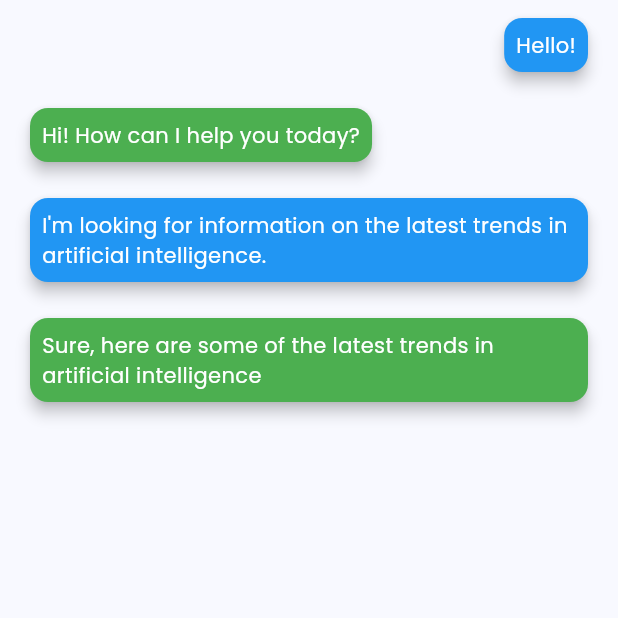
After one commit to hngx-org/personal-finance-advisor, a Flutter app: the ChatHistory screen opened directly, on a phone screen of 412 x 824 dp, the top half of it. The commit adds this screen. Run offline on Flutter 3.47's test engine with Material 2 defaults, Android fonts, the phone set to English and light mode, and no system bars; our stand-ins replace animated_splash_screen, cached_network_image, flutter_riverpod, flutter_svg, fluttertoast; missing offline and left inert: hng_authentication, hngx_openai, in_app_payment.

Commit message:
chat history resolution

```diff
--- a/lib/main.dart
+++ b/lib/main.dart
@@ -3,9 +3,8 @@ import 'package:flutter_riverpod/flutter_riverpod.dart';
 import 'package:personal_finance_advisor/src/features/Splash/splash_screen.dart';
 import 'package:personal_finance_advisor/src/features/payments/screens/payment_options.dart';
 
-
 void main() {
-  runApp(const ProviderScope(child:  MyApp()));
+  runApp(const ProviderScope(child: MyApp()));
 }
 
 class MyApp extends StatelessWidget {
--- a/lib/src/core/constants/strings.dart
+++ b/lib/src/core/constants/strings.dart
@@ -3,5 +3,4 @@ class AppStrings {
 
   // Sample example
   static const String appName = "Personal Finance Advisor";
-
 }
--- a/lib/src/core/helper_fxn.dart
+++ b/lib/src/core/helper_fxn.dart
@@ -1,4 +1,3 @@
-
 import 'package:flutter/material.dart';
 import 'package:fluttertoast/fluttertoast.dart';
 import 'package:personal_finance_advisor/src/core/utils/theme/colors.dart';
--- a/lib/src/core/utils/image_constant.dart
+++ b/lib/src/core/utils/image_constant.dart
@@ -1,6 +1,3 @@
 class ImageConstant {
   // Image folder path
-
-
-
 }
--- a/lib/src/features/auth/screens/sign_up_screen.dart
+++ b/lib/src/features/auth/screens/sign_up_screen.dart
@@ -57,7 +57,10 @@ class _SignUpScreenState extends ConsumerState<SignUpScreen> {
         debugPrint('User cookie : ${userData?.credits}');
         //!Remove this code once the sign up starts returning otp
         final login = await authRepository.signIn(email, password);
-        SignUpScreen.cookies = (userData?.cookie ?? "") == '' || (userData?.cookie ?? "") == null ? (login?.cookie ?? "") : (userData?.cookie ?? "");
+        SignUpScreen.cookies =
+            (userData?.cookie ?? "") == '' || (userData?.cookie ?? "") == null
+                ? (login?.cookie ?? "")
+                : (userData?.cookie ?? "");
 
         toastMessage('Welcome ${userData?.name ?? ""}');
         if (!mounted) return;
--- a/lib/src/features/chat/data/chat_impl.dart
+++ b/lib/src/features/chat/data/chat_impl.dart
@@ -0,0 +1,2 @@
+// history = ["user: Hello!","AI: Hi! How can I help you today?","user: I'm looking for information on the latest trends in artificial intelligence.","AI: Sure, here are some of the latest trends in artificial intelligence"];
+// final response = await openAI.getChatCompletions(history userInput, cookie);
--- a/lib/src/features/chat/notifiers/chat_notifiers.dart
+++ b/lib/src/features/chat/notifiers/chat_notifiers.dart
@@ -18,7 +18,8 @@ class ChatNotifier extends StateNotifier<ChatState> {
 
   Future<void> sendChat(String userInput, context) async {
     log('cookies used $cookie');
-    state = state.copyWith(chatState: LoadState.loading, errorMessage: 'loading');
+    state =
+        state.copyWith(chatState: LoadState.loading, errorMessage: 'loading');
 
     try {
       final response = await openAI.getChat(userInput, cookie);
--- /dev/null
+++ b/lib/src/features/chat/page/chat_history.dart
@@ -0,0 +1,56 @@
+import 'package:flutter/cupertino.dart';
+import 'package:flutter/material.dart';
+
+class ChatHistory extends StatelessWidget {
+  final List<String> chatList = [
+    "user: Hello!",
+    "AI: Hi! How can I help you today?",
+    "user: I'm looking for information on the latest trends in artificial intelligence.",
+    "AI: Sure, here are some of the latest trends in artificial intelligence"
+  ];
+
+  @override
+  Widget build(BuildContext context) {
+    return Scaffold(
+      body: ListView.builder(
+        itemCount: chatList.length,
+        itemBuilder: (BuildContext context, int index) {
+          final message = chatList[index];
+          final isUserMessage = message.startsWith("user:");
+          return ChatCard(
+            message: message.replaceAll(isUserMessage ? "user: " : "AI: ", ""),
+            isUserMessage: isUserMessage,
+          );
+        },
+      ),
+    );
+  }
+}
+
+class ChatCard extends StatelessWidget {
+  final String message;
+  final bool isUserMessage;
+
+  ChatCard({required this.message, required this.isUserMessage});
+
+  @override
+  Widget build(BuildContext context) {
+    return Padding(
+      padding: EdgeInsets.symmetric(vertical: 8, horizontal: 16),
+      child: Align(
+        alignment: isUserMessage ? Alignment.topRight : Alignment.topLeft,
+        child: Card(
+          elevation: 4,
+          color: isUserMessage ? Colors.blue : Colors.green,
+          child: Padding(
+            padding: const EdgeInsets.all(8.0),
+            child: Text(
+              message,
+              style: TextStyle(color: Colors.white),
+            ),
+          ),
+        ),
+      ),
+    );
+  }
+}
--- a/lib/src/features/chat/page/chat_intro_screen.dart
+++ b/lib/src/features/chat/page/chat_intro_screen.dart
@@ -1,5 +1,6 @@
 import 'package:flutter/cupertino.dart';
 import 'package:flutter/material.dart';
+import 'package:personal_finance_advisor/src/features/chat/page/chat_history.dart';
 import 'package:personal_finance_advisor/src/features/chat/page/chat_screens.dart';
 import 'package:personal_finance_advisor/src/general_widgets/custom_elevated_button.dart';
 import 'package:personal_finance_advisor/src/general_widgets/custom_image_view.dart';
@@ -46,6 +47,7 @@ class ChatIntroScreen extends StatelessWidget {
               onTap: () => Navigator.pushAndRemoveUntil(
                 context,
                 CupertinoPageRoute(
+                  // builder: (context) =>  ChatHistory(),
                   builder: (context) => const ChatScreen(),
                 ),
                 (route) => false,
--- a/lib/src/features/chat/page/chat_screens.dart
+++ b/lib/src/features/chat/page/chat_screens.dart
@@ -93,10 +93,7 @@ class _ChatScreenState extends ConsumerState<ChatScreen> {
           children: _chatCont.text.isNotEmpty || state.errorMessage != ''
               ? [
                   const Spacing.mediumHeight(),
-                  state.chatState == LoadState.loading
-                      ? Text('Loading...')
-                      : SizedBox(),
-                  DummyQuestionCont(
+                               DummyQuestionCont(
                     text: question,
                   ),
                   state.errorMessage == 'loading'
@@ -105,9 +102,8 @@ class _ChatScreenState extends ConsumerState<ChatScreen> {
                             color: AppColors.primaryMainColor,
                           ),
                         )
-                      :  DummyQuestionCont(
-                                  text: state.errorMessage, isResp: true),
-
+                      : DummyQuestionCont(
+                          text: state.errorMessage, isResp: true),
                   const Spacing.largeHeight(),
                   Text(
                     'History',
--- a/lib/src/general_widgets/app_text_field.dart
+++ b/lib/src/general_widgets/app_text_field.dart
@@ -148,7 +148,6 @@ class _AppTextFieldState extends State<AppTextField> {
               hintStyle: AppTextStyles.textXsRegular.copyWith(
                   fontWeight: FontWeight.w400,
                   fontSize: 14,
-
                   color: AppColors.gray600),
               errorStyle: TextStyle(color: AppColors.gray900),
 
--- a/lib/src/general_widgets/custom_elevated_button.dart
+++ b/lib/src/general_widgets/custom_elevated_button.dart
@@ -64,7 +64,7 @@ class CustomElevatedButton extends BaseButton {
                 text,
                 style: buttonTextStyle ??
                     theme.textTheme.labelLarge!.copyWith(
-                        color:  AppColors.baseWhite,
+                        color: AppColors.baseWhite,
                         fontSize: 19,
                         fontWeight: FontWeight.w700),
               ),
--- a/lib/src/general_widgets/custom_homepage_button.dart
+++ b/lib/src/general_widgets/custom_homepage_button.dart
@@ -7,7 +7,8 @@ class HompageButtons extends StatelessWidget {
   final Color buttonColor;
   final Color buttonTitleColor;
 
-  const HompageButtons({super.key,
+  const HompageButtons({
+    super.key,
     this.borderColor = const Color(0x000000ff),
     this.buttonTitle = '',
     this.buttonColor = const Color(0x000000ff),
--- a/lib/src/general_widgets/custom_icon_container.dart
+++ b/lib/src/general_widgets/custom_icon_container.dart
@@ -17,7 +17,6 @@ class CustomIconContainer extends StatelessWidget {
   final VoidCallback? onTap;
   final double? containerHeight;
   final double? containerWidth;
-
 
   /// A custom container that contains an icon and a text with an optional
   /// spacing between them, and an optional onTap callback.
```
Also changed, not shown: lib/src/features/chat/notifiers/chat_state.dart (+11 -5 lines), lib/src/general_widgets/custom_container_lefticon.dart (+2 -5 lines), lib/src/features/Splash/screen_ui.dart (line endings or trailing spaces), lib/src/general_widgets/custom_text_with_tick.dart (indentation only).
